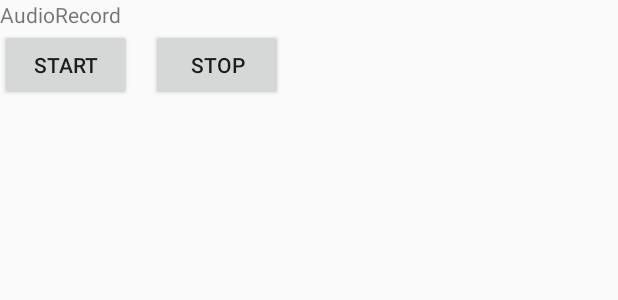
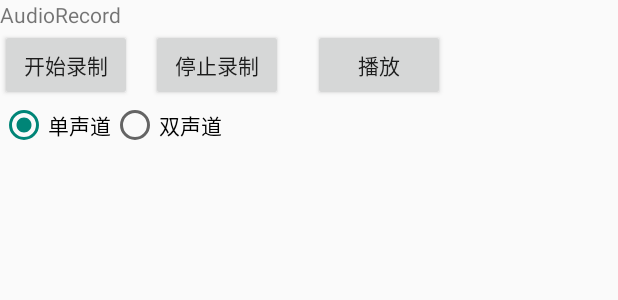
Before and after one commit to zhusonger/JRecord, an Android app: the layout activity_main.xml on its own in the app's theme, with its tools: preview values and no code run, on a phone screen of 412 x 824 dp. Shown: the top 300 px of the screen. Run offline under Robolectric (Android 15) with nearby library versions, the phone set to English and light mode, and no system bars.

Commit message:
修复编码器BufferOverFlow的问题

```diff
--- a/app/src/main/res/layout/activity_main.xml
+++ b/app/src/main/res/layout/activity_main.xml
@@ -26,7 +26,7 @@
         android:id="@+id/btn_audio_start"
         android:layout_width="wrap_content"
         android:layout_height="wrap_content"
-        android:text="start"
+        android:text="开始录制"
         app:layout_constraintTop_toBottomOf="@id/tv_tab_audio"
         android:onClick="startAudioRecord"
         />
@@ -34,11 +34,41 @@
         android:id="@+id/btn_audio_stop"
         android:layout_width="wrap_content"
         android:layout_height="wrap_content"
-        android:text="stop"
+        android:text="停止录制"
         app:layout_constraintTop_toBottomOf="@id/tv_tab_audio"
         app:layout_constraintLeft_toRightOf="@id/tv_tab_audio"
         android:layout_marginLeft="20dp"
         android:onClick="stopAudioRecord"
         />
+    <Button
+        android:id="@+id/btn_audio_play"
+        android:layout_width="wrap_content"
+        android:layout_height="wrap_content"
+        android:text="播放"
+        app:layout_constraintTop_toBottomOf="@id/tv_tab_audio"
+        app:layout_constraintLeft_toRightOf="@id/btn_audio_stop"
+        android:layout_marginLeft="20dp"
+        android:onClick="playAudioRecord"
+        />
 
+    <RadioGroup
+        android:layout_width="match_parent"
+        android:layout_height="wrap_content"
+        app:layout_constraintTop_toBottomOf="@id/btn_audio_start"
+        android:orientation="horizontal"
+        >
+        <RadioButton
+            android:id="@+id/rb_mono"
+            android:layout_width="wrap_content"
+            android:layout_height="wrap_content"
+            android:text="单声道"
+            android:checked="true"
+            />
+        <RadioButton
+            android:id="@+id/rb_stereo"
+            android:layout_width="wrap_content"
+            android:layout_height="wrap_content"
+            android:text="双声道"
+            />
+    </RadioGroup>
 </android.support.constraint.ConstraintLayout>
--- a/record/src/main/java/com/jrecord/record/audio/IAudioEncoderListener.java
+++ b/record/src/main/java/com/jrecord/record/audio/IAudioEncoderListener.java
@@ -1,10 +1,11 @@
 package com.jrecord.record.audio;
 
+import android.media.MediaCodec;
 import android.media.MediaFormat;
 
 public interface IAudioEncoderListener {
     void onAudioEncodeStart(AudioConfig config);
     void onAudioEncodeFormat(MediaFormat format);
-    void onAudioEncodeFrame(int flags, long durationNs, byte[] buffer);
+    void onAudioEncodeFrame(MediaCodec.BufferInfo info, byte[] buffer);
     void onAudioEncodeStop();
 }
```
Also changed, not shown: app/src/main/java/com/jrecord/MainActivity.java (+33 -7 lines), record/src/main/java/com/jrecord/record/audio/AudioConfig.java (+24 -11 lines), record/src/main/java/com/jrecord/record/audio/AudioEncoder.java (+19 -9 lines), record/src/main/java/com/jrecord/record/audio/AudioRecorder.java (+11 -4 lines).
